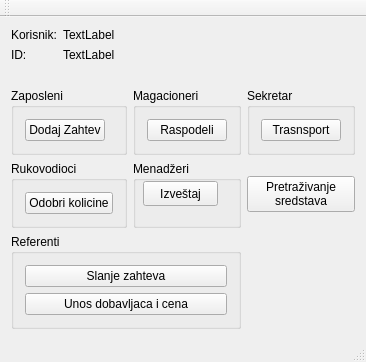
The window that mainwindow.ui (zivke/nabavke) describes before a commit, drawn with Qt 5.
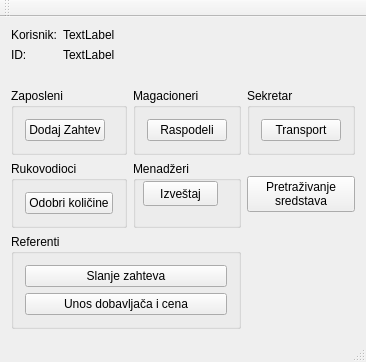
The same window after the commit.

```diff
--- a/mainwindow.ui
+++ b/mainwindow.ui
@@ -68,7 +68,7 @@
        <item>
         <widget class="QPushButton" name="btnTransport">
          <property name="text">
-          <string>Trasnsport</string>
+          <string>Transport</string>
          </property>
         </widget>
        </item>
@@ -84,7 +84,7 @@
        <item>
         <widget class="QPushButton" name="btnOdobravanje">
          <property name="text">
-          <string>Odobri kolicine</string>
+          <string>Odobri količine</string>
          </property>
         </widget>
        </item>
@@ -135,7 +135,7 @@
        <item>
         <widget class="QPushButton" name="btnUnosDiC">
          <property name="text">
-          <string>Unos dobavljaca i cena</string>
+          <string>Unos dobavljača i cena</string>
          </property>
         </widget>
        </item>
```
